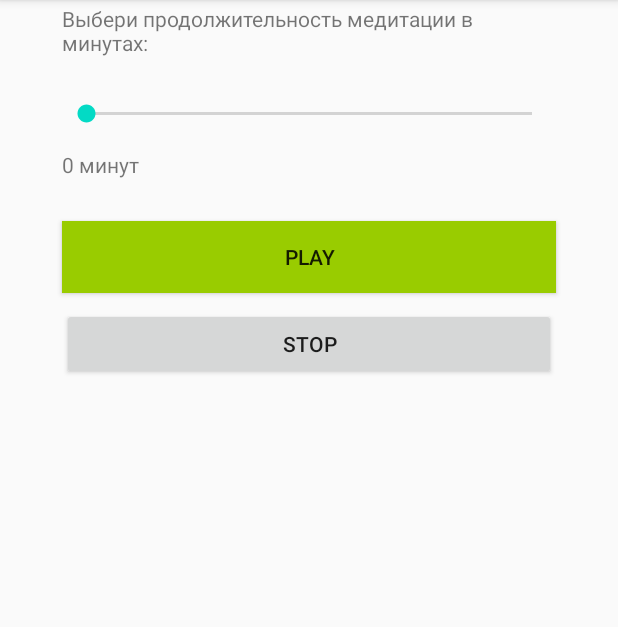
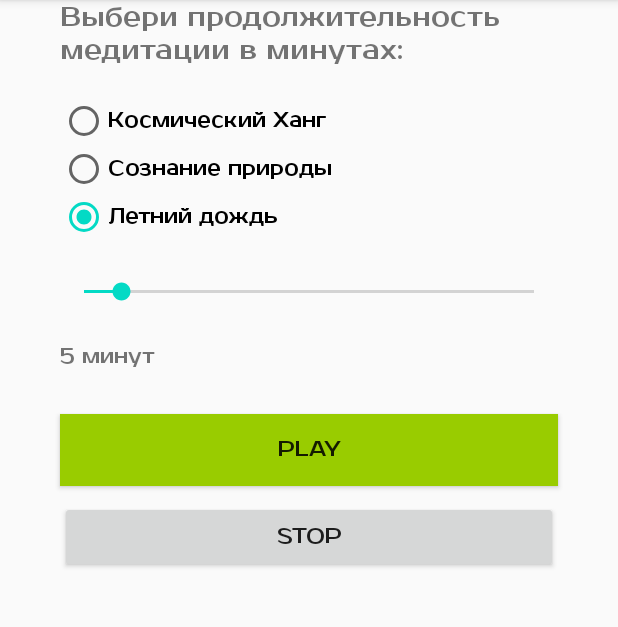
Before and after one commit to Crystalpank/Meditation, an Android app: the screen it shows after launch (MainActivity), after a tap on "PLAY", on a phone screen of 412 x 824 dp, the part 84-711 px from its top. Run offline under Robolectric (Android 15) with nearby library versions, the phone set to English and light mode, and no system bars; 3 other taps on this screen came first.

```diff
--- a/app/src/main/java/com/example/meditation_10/MainActivity.java
+++ b/app/src/main/java/com/example/meditation_10/MainActivity.java
@@ -5,6 +5,7 @@ import androidx.appcompat.app.AppCompatActivity;
 import android.media.MediaPlayer;
 import android.os.Bundle;
 import android.view.View;
+import android.widget.RadioButton;
 import android.widget.SeekBar;
 import android.widget.TextView;
 import android.widget.Toast;
@@ -16,6 +17,8 @@ public class MainActivity extends AppCompatActivity {
     TextView textView;
     SeekBar seekBar;
     MediaPlayer mediaPlayer;
+    Timer timer;
+    int idMusic = R.raw.hang;
     float volume = 0.999f;
 
     @Override
@@ -42,6 +45,26 @@ public class MainActivity extends AppCompatActivity {
             }
         });
     }
+    public void onRadioButtonClicked(View view) {
+        boolean checked = ((RadioButton) view).isChecked();
+        switch (view.getId()){
+            case R.id.radioButton_1:
+                if (checked) {
+                    idMusic = R.raw.hang;
+                }
+                break;
+            case R.id.radioButton_2:
+                if (checked) {
+                    idMusic = R.raw.supernatural;
+                }
+                break;
+            case R.id.radioButton_3:
+                if (checked) {
+                    idMusic = R.raw.rain;
+                }
+                break;
+        }
+    }
     private void stopPlay(){
         mediaPlayer.stop();
         try {
@@ -52,12 +75,11 @@ public class MainActivity extends AppCompatActivity {
         }
     }
     private void startFadeIn() {
-        final int FADE_DURATION = 5000;
+        final int FADE_DURATION = 10000;
         final int FADE_INTERVAL = 250;
         int numberOfSteps = FADE_DURATION/FADE_INTERVAL;
         final float deltaVolume = volume/(float) numberOfSteps;
 
-        final Timer timer = new Timer(true);
         TimerTask timerTask = new TimerTask() {
             @Override
             public void run() {
@@ -79,7 +101,13 @@ public class MainActivity extends AppCompatActivity {
     }
     public void buttonPlay(View view) {
         volume = 0.999f;
-        mediaPlayer = MediaPlayer.create(this, R.raw.hang);
+        if (mediaPlayer != null){
+            if (mediaPlayer.isPlaying()){
+                return;
+            }
+        }
+        timer = new Timer(true);
+        mediaPlayer = MediaPlayer.create(this, idMusic);
         mediaPlayer.start();
         mediaPlayer.setOnCompletionListener(new MediaPlayer.OnCompletionListener() {
             @Override
@@ -90,7 +118,11 @@ public class MainActivity extends AppCompatActivity {
         startFadeIn();
     }
     public void buttonStop(View view) {
-        stopPlay();
+        if (timer != null){
+            timer.cancel();
+            timer.purge();
+            stopPlay();
+        }
     }
 
 }
--- a/app/src/main/res/layout/activity_main.xml
+++ b/app/src/main/res/layout/activity_main.xml
@@ -7,8 +7,8 @@
     tools:context=".MainActivity">
 
     <LinearLayout
-        android:layout_width="409dp"
-        android:layout_height="354dp"
+        android:layout_width="0dp"
+        android:layout_height="0dp"
         android:orientation="vertical"
         app:layout_constraintBottom_toBottomOf="parent"
         app:layout_constraintEnd_toEndOf="parent"
@@ -19,26 +19,68 @@
         <TextView
             android:id="@+id/description"
             android:layout_width="match_parent"
-            android:layout_height="49dp"
+            android:layout_height="wrap_content"
+            android:layout_marginBottom="20dp"
+            android:fontFamily="@font/prosto_one"
             android:paddingLeft="40dp"
             android:paddingRight="40dp"
-            android:text="@string/description" />
+            android:text="@string/description"
+            android:textSize="18sp" />
+
+        <RadioGroup
+            android:layout_width="match_parent"
+            android:layout_height="wrap_content">
+
+            <RadioButton
+                android:id="@+id/radioButton_1"
+                android:layout_width="match_parent"
+                android:layout_height="wrap_content"
+                android:layout_marginLeft="40dp"
+                android:layout_marginRight="40dp"
+                android:fontFamily="@font/prosto_one"
+                android:text="@string/radioButton_1"
+                android:onClick="onRadioButtonClicked"
+                android:checked="true"/>
+
+            <RadioButton
+                android:id="@+id/radioButton_2"
+                android:layout_width="match_parent"
+                android:layout_height="wrap_content"
+                android:layout_marginLeft="40dp"
+                android:layout_marginRight="40dp"
+                android:fontFamily="@font/prosto_one"
+                android:text="@string/radiobutton_2"
+                android:onClick="onRadioButtonClicked" />
+
+            <RadioButton
+                android:id="@+id/radioButton_3"
+                android:layout_width="match_parent"
+                android:layout_height="wrap_content"
+                android:layout_marginLeft="40dp"
+                android:layout_marginRight="40dp"
+                android:fontFamily="@font/prosto_one"
+                android:text="@string/radiobutton_3"
+                android:onClick="onRadioButtonClicked"/>
+        </RadioGroup>
 
         <SeekBar
             android:id="@+id/seekBar"
             android:layout_width="match_parent"
             android:layout_height="48dp"
             android:layout_marginLeft="40dp"
+            android:layout_marginTop="10dp"
             android:layout_marginRight="40dp"
+            android:layout_marginBottom="10dp"
             android:max="60"
             android:paddingLeft="40dp"
             android:paddingRight="40dp"
-            android:progress="0" />
+            android:progress="5" />
 
         <TextView
             android:id="@+id/textSeekValue"
             android:layout_width="match_parent"
             android:layout_height="47dp"
+            android:fontFamily="@font/prosto_one"
             android:paddingLeft="40dp"
             android:paddingRight="40dp"
             android:text="@string/textSeekValue" />
@@ -51,6 +93,7 @@
             android:layout_marginRight="40dp"
             android:layout_marginBottom="10dp"
             android:background="@android:color/holo_green_light"
+            android:fontFamily="@font/prosto_one"
             android:onClick="buttonPlay"
             android:text="@string/button" />
 
@@ -60,6 +103,7 @@
             android:layout_height="wrap_content"
             android:layout_marginLeft="40dp"
             android:layout_marginRight="40dp"
+            android:fontFamily="@font/prosto_one"
             android:onClick="buttonStop"
             android:text="@string/buttonStop" />
     </LinearLayout>
--- a/app/src/main/res/values/strings.xml
+++ b/app/src/main/res/values/strings.xml
@@ -1,7 +1,10 @@
 <resources>
     <string name="app_name">Meditation_1.0</string>
-    <string name="textSeekValue">0 минут</string>
+    <string name="textSeekValue">5 минут</string>
     <string name="description">Выбери продолжительность медитации в минутах:</string>
     <string name="button">Play</string>
     <string name="buttonStop">Stop</string>
+    <string name="radioButton_1">Космический Ханг</string>
+    <string name="radiobutton_2">Сознание природы</string>
+    <string name="radiobutton_3">Летний дождь</string>
 </resources>
```
Also changed, not shown: app/src/main/res/font/audiowide.ttf (added), app/src/main/res/font/prosto_one.ttf (added).
